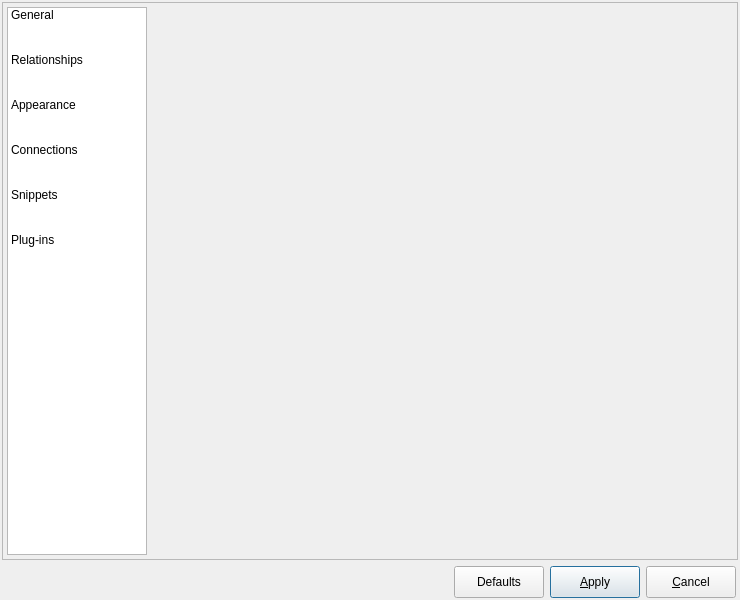
First picture: the form in libpgmodeler_ui/ui/configurationform.ui, repository pgmodeler/pgmodeler, before the edit.
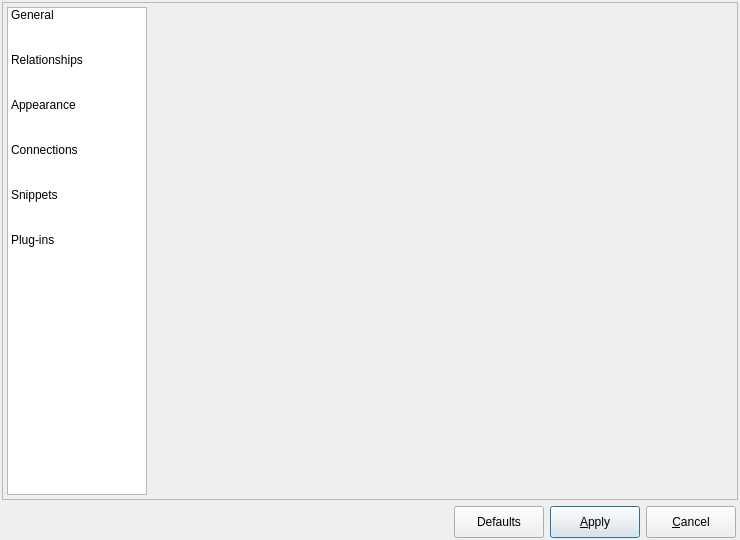
Second picture: the form after the edit. Icons and pictures are not drawn.

```diff
--- a/libpgmodeler_ui/ui/configurationform.ui
+++ b/libpgmodeler_ui/ui/configurationform.ui
@@ -10,7 +10,7 @@
     <x>0</x>
     <y>0</y>
     <width>740</width>
-    <height>600</height>
+    <height>540</height>
    </rect>
   </property>
   <property name="sizePolicy">
@@ -22,7 +22,7 @@
   <property name="minimumSize">
    <size>
     <width>640</width>
-    <height>600</height>
+    <height>540</height>
    </size>
   </property>
   <property name="windowTitle">
```
